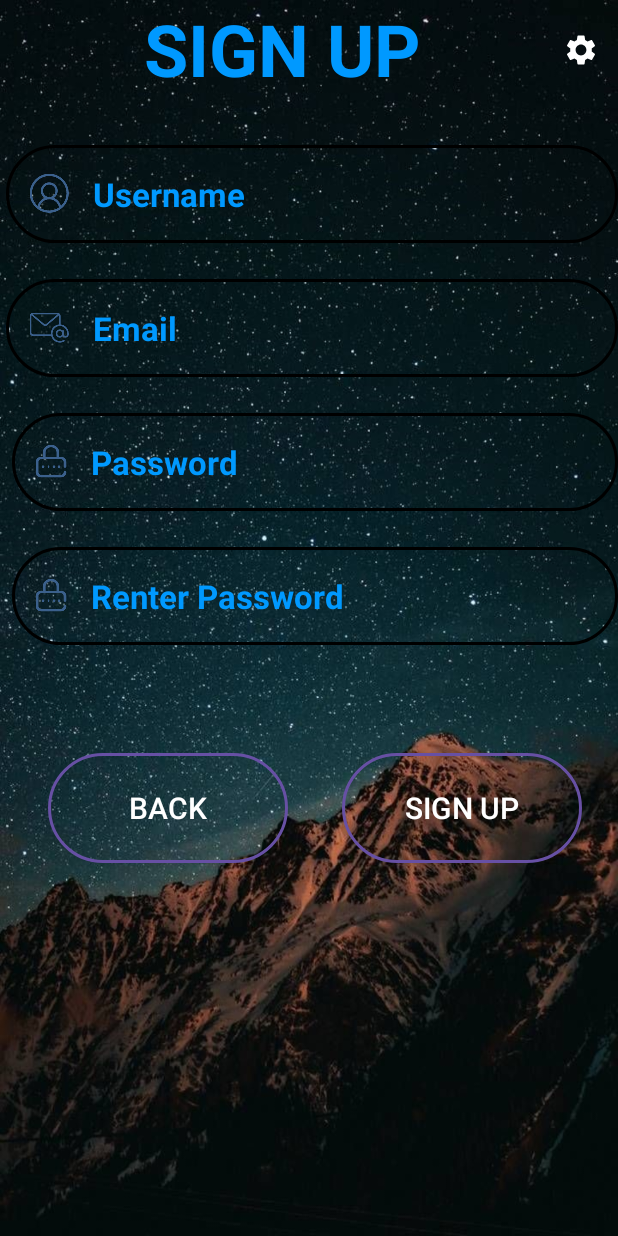
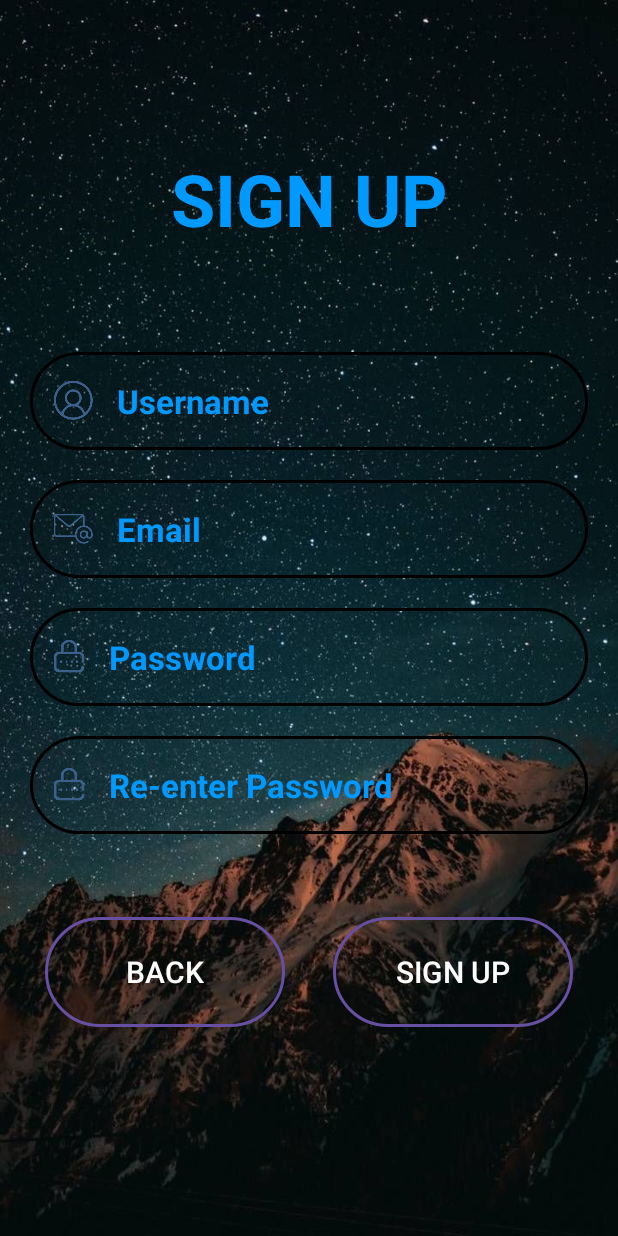
Before and after one commit to deannie2003/DoAn_CuoiKy, an Android app: the sign_up_activity screen opened directly, with no data from a screen before it, on a phone screen of 412 x 824 dp. Run offline under Robolectric (Android 15) with nearby library versions, the phone set to English and light mode, and no system bars.

Commit message:
update quyen

```diff
--- a/app/src/main/res/layout/sign_up_activity.xml
+++ b/app/src/main/res/layout/sign_up_activity.xml
@@ -8,146 +8,127 @@
     tools:context=".sign_up_activity" >
 
 
-    <androidx.constraintlayout.widget.ConstraintLayout
-        android:layout_width="match_parent"
-        android:layout_height="match_parent"
-        android:layout_alignParentStart="true"
-        android:layout_alignParentTop="true">
-
         <TextView
             android:id="@+id/registerTxt"
             android:layout_width="match_parent"
             android:layout_height="wrap_content"
-            android:layout_marginStart="96dp"
+            android:layout_marginTop="100dp"
+            android:layout_marginBottom="70dp"
             android:text="SIGN UP"
             android:textColor="#0099FF"
             android:textColorHighlight="@color/accent_color"
             android:textSize="48sp"
             android:textStyle="bold"
             tools:ignore="MissingConstraints"
-            tools:layout_editor_absoluteY="93dp" />
+            tools:layout_editor_absoluteX="96dp"
+            tools:layout_editor_absoluteY="214dp"
+            android:gravity="center"/>
 
         <EditText
             android:id="@+id/usernameEditTxt"
             android:layout_width="match_parent"
             android:layout_height="65dp"
-            android:layout_marginStart="4dp"
-            android:layout_marginTop="32dp"
+            android:layout_marginBottom="20dp"
+            android:layout_marginStart="20dp"
+            android:layout_marginEnd="20dp"
             android:background="@drawable/edit_text_border"
             android:drawableStart="@drawable/name"
             android:drawablePadding="16dp"
+            android:layout_below="@+id/registerTxt"
             android:paddingStart="16dp"
-            android:ems="10"
             android:fadeScrollbars="false"
             android:hint="Username"
             android:inputType="text"
             android:singleLine="true"
             android:textColorHint="#0099FF"
+            android:textColor="#0099FF"
             android:textSize="22sp"
-            android:textStyle="bold"
-            app:layout_constraintTop_toBottomOf="@id/registerTxt"
-            tools:ignore="MissingConstraints" />
+            android:textStyle="bold" />
 
         <EditText
             android:id="@+id/emailEditTxt"
             android:layout_width="match_parent"
             android:layout_height="65dp"
-            android:layout_marginStart="4dp"
-            android:layout_marginTop="24dp"
+            android:layout_marginBottom="20dp"
+            android:layout_marginStart="20dp"
+            android:layout_marginEnd="20dp"
+            android:layout_below="@+id/usernameEditTxt"
             android:background="@drawable/edit_text_border"
             android:drawableStart="@drawable/email"
             android:drawablePadding="16dp"
             android:paddingStart="16dp"
-            android:ems="10"
             android:fadeScrollbars="false"
             android:hint="Email"
             android:inputType="text"
             android:singleLine="true"
             android:textColorHint="#0099FF"
             android:textSize="22sp"
-            android:textStyle="bold"
-            app:layout_constraintTop_toBottomOf="@id/usernameEditTxt"
-            tools:ignore="MissingConstraints" />
+            android:textColor="#0099FF"
+            android:textStyle="bold" />
 
         <EditText
             android:id="@+id/passwordEditTxt"
             android:layout_width="match_parent"
             android:layout_height="65dp"
-            android:layout_marginStart="8dp"
-            android:layout_marginTop="24dp"
+            android:layout_below="@+id/emailEditTxt"
+            android:layout_marginBottom="20dp"
+            android:layout_marginStart="20dp"
+            android:layout_marginEnd="20dp"
             android:background="@drawable/edit_text_border"
             android:drawableStart="@drawable/password"
             android:drawablePadding="16dp"
             android:paddingStart="16dp"
-            android:ems="10"
             android:hint="Password"
             android:inputType="textPassword"
             android:singleLine="true"
             android:textColorHint="#0099FF"
             android:textSize="22sp"
-            android:textStyle="bold"
-            app:layout_constraintTop_toBottomOf="@+id/emailEditTxt" />
+            android:textColor="#0099FF"
+            android:textStyle="bold" />
 
         <EditText
             android:id="@+id/reenterPassEditTxt"
             android:layout_width="match_parent"
             android:layout_height="65dp"
-            android:layout_marginStart="8dp"
-            android:layout_marginTop="24dp"
+            android:layout_below="@+id/passwordEditTxt"
+            android:layout_marginBottom="55dp"
+            android:layout_marginStart="20dp"
+            android:layout_marginEnd="20dp"
             android:background="@drawable/edit_text_border"
             android:drawableStart="@drawable/password"
             android:drawablePadding="16dp"
             android:paddingStart="16dp"
-            android:ems="10"
-            android:hint="Renter Password"
+            android:hint="Re-enter Password"
             android:inputType="textPassword"
             android:singleLine="true"
             android:textColorHint="#0099FF"
+            android:textColor="#0099FF"
             android:textSize="22sp"
-            android:textStyle="bold"
-            app:layout_constraintTop_toBottomOf="@+id/passwordEditTxt" />
+            android:textStyle="bold" />
 
         <Button
             android:id="@+id/button_homepage"
             android:layout_width="160dp"
             android:layout_height="73dp"
-            android:layout_marginStart="32dp"
-            android:layout_marginTop="72dp"
+            android:layout_below="@id/reenterPassEditTxt"
             android:background="@drawable/edit_text_border"
+            android:layout_marginLeft="30dp"
             android:padding="15dp"
             android:text="BACK"
-            android:textSize="20sp"
-            app:layout_constraintStart_toStartOf="parent"
-            app:layout_constraintTop_toBottomOf="@+id/reenterPassEditTxt"
-            tools:ignore="MissingConstraints" />
+            android:textSize="20sp"/>
 
         <Button
             android:id="@+id/button_sign_up"
             android:layout_width="160dp"
             android:layout_height="73dp"
-            android:layout_marginLeft="36dp"
-            android:layout_marginTop="72dp"
+            android:layout_below="@+id/reenterPassEditTxt"
+            android:layout_marginRight="30dp"
+            android:layout_alignParentRight="true"
             android:background="@drawable/edit_text_border"
             android:padding="15dp"
             android:text="SIGN UP"
             android:textSize="20sp"
-            app:layout_constraintLeft_toRightOf="@+id/button_homepage"
-            app:layout_constraintTop_toBottomOf="@+id/reenterPassEditTxt"
             app:shapeAppearance="?attr/shapeAppearanceCornerMedium"
             tools:ignore="MissingConstraints" />
 
-        <ImageButton
-            android:id="@+id/imgChange"
-            android:layout_width="50dp"
-            android:layout_height="50dp"
-            android:layout_marginTop="8dp"
-            android:background="@android:color/transparent"
-            android:contentDescription="false"
-            android:src="@drawable/ic_settings_24dp"
-            app:iconSize="25dp"
-            app:layout_constraintEnd_toEndOf="parent"
-            app:layout_constraintTop_toTopOf="parent"
-            app:tint="#FFFFFF" />
-    </androidx.constraintlayout.widget.ConstraintLayout>
-
 </RelativeLayout>
```
Also changed, not shown: app/src/main/java/com/example/doanck/sign_in_activity.java (+4 -30 lines), app/src/main/java/com/example/doanck/sign_up_activity.java (+51 -42 lines), app/src/main/res/layout/activity_home_page.xml (+26 -41 lines), app/src/main/res/layout/activity_sign_in.xml (+33 -60 lines), app/src/main/res/drawable/icon_uk.png, app/src/main/res/drawable/icon_vietnam.png.
